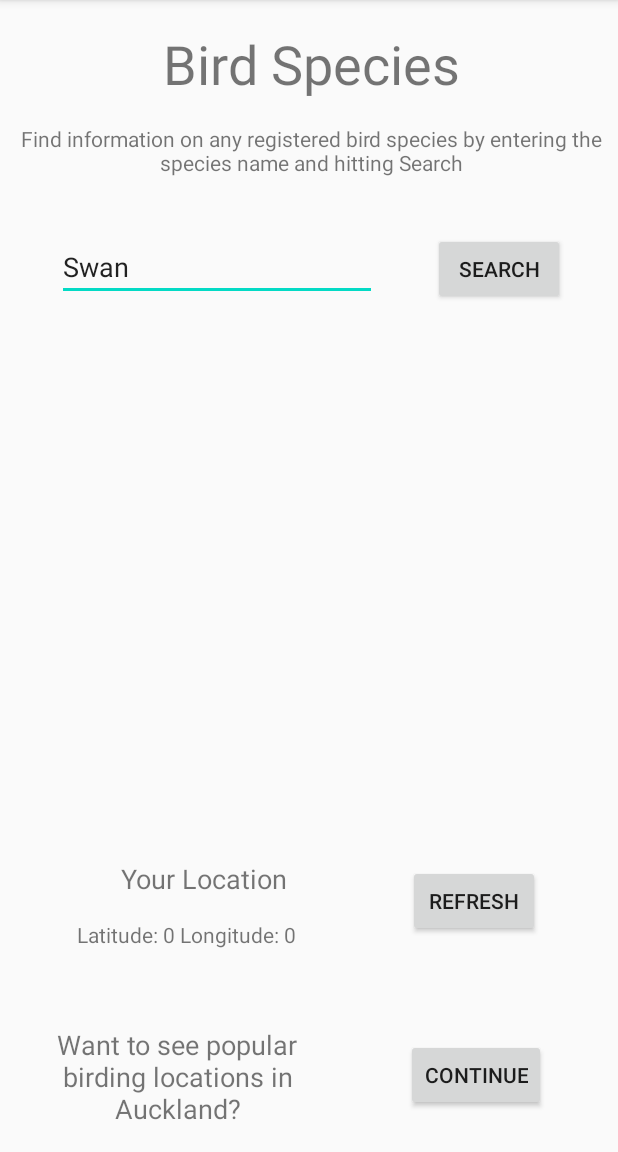
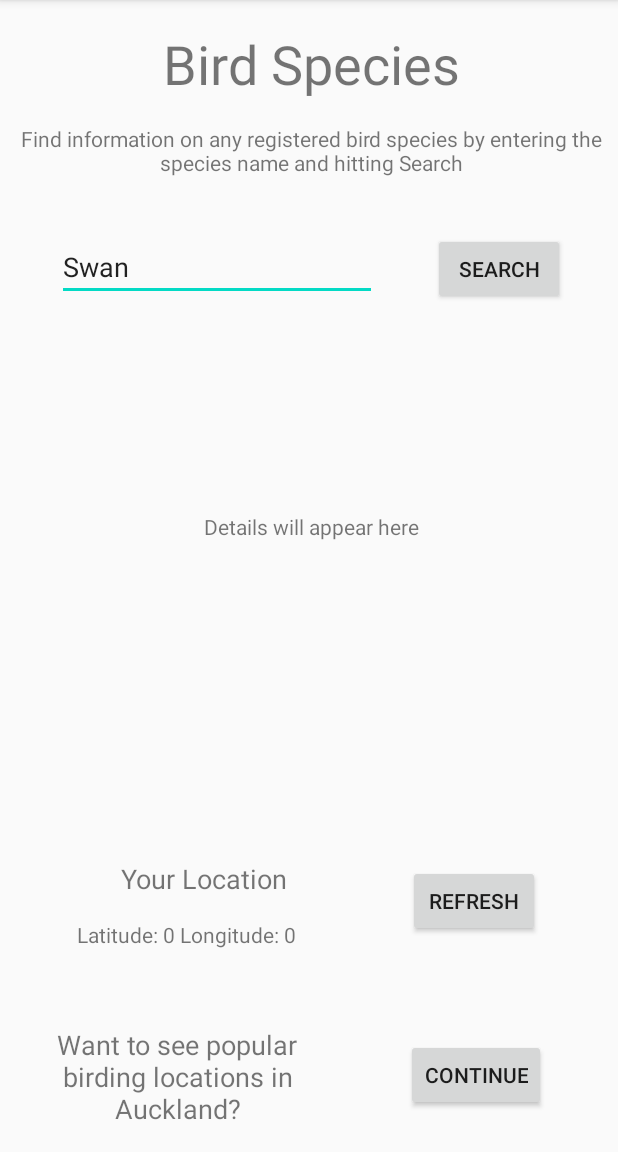
Before and after one commit to AthenaG536/Birds-Eye-View, an Android app: the Birding screen opened directly, with no data from a screen before it, after a tap on "SEARCH", on a phone screen of 412 x 824 dp, the part 84-1236 px from its top. Run offline under Robolectric (Android 15) with nearby library versions, the phone set to English and light mode, and no system bars; our stand-ins replace Volley; network calls fail; 1 statement that could not run was skipped.

Commit message:
Basic Volley request working
Displays TUI information upon search. TODO: formatting, create search function

```diff
--- a/app/src/debug/res/values/google_maps_api.xml
+++ b/app/src/debug/res/values/google_maps_api.xml
@@ -1,7 +1,7 @@
 <resources>
 
     <!--
-    TODO: Before you run your application, you need a Google Maps API key.
+    Done: Before you run your application, you need a Google Maps API key.
 
     To get one, follow this link, follow the directions and press "Create" at the end:
 
--- a/app/src/main/java/com/example/birdseyeview/Birding.java
+++ b/app/src/main/java/com/example/birdseyeview/Birding.java
@@ -15,7 +15,11 @@ import android.widget.Button;
 import android.widget.EditText;
 import android.widget.TextView;
 
+import com.android.volley.Request;
 import com.android.volley.RequestQueue;
+import com.android.volley.Response;
+import com.android.volley.VolleyError;
+import com.android.volley.toolbox.JsonObjectRequest;
 import com.android.volley.toolbox.Volley;
 import com.google.android.gms.common.api.GoogleApiClient;
 import com.google.android.gms.common.api.PendingResult;
@@ -31,6 +35,8 @@ import com.google.android.gms.tasks.OnCompleteListener;
 import com.google.android.gms.tasks.OnFailureListener;
 import com.google.android.gms.tasks.OnSuccessListener;
 import com.google.android.gms.tasks.Task;
+
+import org.json.JSONObject;
 
 public class Birding extends AppCompatActivity {
     Button btnContinue, btnSearch, btnRefresh;
@@ -48,7 +54,7 @@ public class Birding extends AppCompatActivity {
         conLayoutBottom = findViewById(R.id.conLayoutBottom);
         conLayout = findViewById(R.id.constraintLayout);
 
-        RequestQueue requestQueue = Volley.newRequestQueue(this.getApplicationContext());
+
 
         txtVwDetails = findViewById(R.id.txtVwDetails);
         txtVwLatLong = findViewById(R.id.txtVwLatLong);
@@ -75,6 +81,7 @@ public class Birding extends AppCompatActivity {
             btnSearch.setOnClickListener(new View.OnClickListener() {
                 @Override
                 public void onClick(View v) {
+                    Birding.this.volleyRequest();
 
                 }
             });
@@ -114,7 +121,26 @@ public class Birding extends AppCompatActivity {
     }
 
     public void volleyRequest(){
+        RequestQueue requestQueue = Volley.newRequestQueue(this.getApplicationContext());
+        String url = "https://api.ebird.org/v2/ref/taxonomy/ebird?fmt=json&species=tui1";
 
+        Response.Listener<JSONObject> responseListener = new Response.Listener<JSONObject>() {
+            @Override
+            public void onResponse(JSONObject response) {
+                txtVwDetails.setText(response.toString());
+                Log.d("response",response.toString());
+
+            }
+        };
+        Response.ErrorListener errorListener = new Response.ErrorListener() {
+            @Override
+            public void onErrorResponse(VolleyError error) {
+                txtVwDetails.setText(error.getMessage());
+                Log.d("errorVOL",error.getMessage());
+            }
+        };
+        JsonObjectRequest request = new JsonObjectRequest(Request.Method.GET, url, (String) null, responseListener, errorListener);
+        requestQueue.add(request);
     }
 
 }
--- a/app/src/main/res/layout/activity_birds.xml
+++ b/app/src/main/res/layout/activity_birds.xml
@@ -71,6 +71,10 @@
             android:id="@+id/txtVwDetails"
             android:layout_width="409dp"
             android:layout_height="305dp"
+            android:gravity="center"
+            android:singleLine="false"
+            android:text="Details will appear here"
+            app:layout_constraintBottom_toBottomOf="parent"
             app:layout_constraintEnd_toEndOf="parent"
             app:layout_constraintStart_toStartOf="parent"
             app:layout_constraintTop_toBottomOf="@+id/edtTxtSpecies" />
```
Also changed, not shown: 1 other file.
